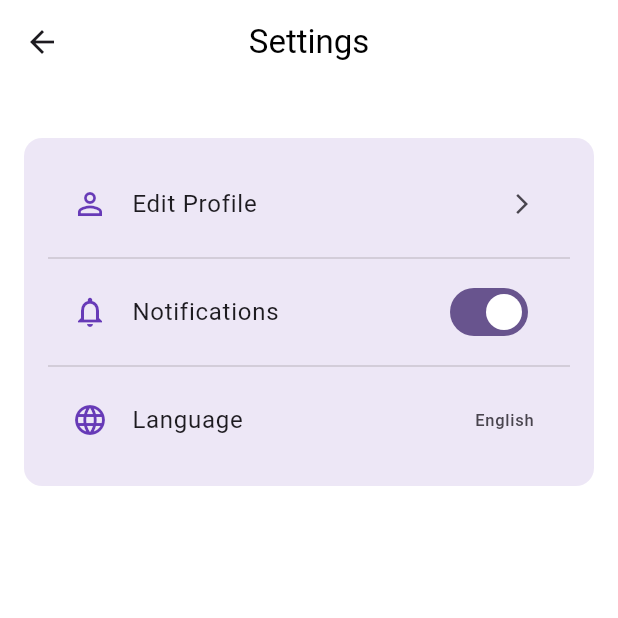
After one commit to Hasnainhai/Help_Hive, a Flutter app: the SettingsScreen screen opened directly, on a phone screen of 412 x 824 dp, the top half of it. The commit adds this screen. Run offline on Flutter 3.47's test engine with Material 3 defaults, Android fonts, the phone set to English and light mode, and no system bars; our stand-ins replace cloud_firestore, file_picker, firebase_auth, firebase_core, firebase_storage, get and 6 more; accounts and stored records are empty.

Commit message:
working on settings screen

```diff
--- a/lib/main.dart
+++ b/lib/main.dart
@@ -28,6 +28,7 @@ class MyApp extends StatelessWidget {
       title: appName,
       theme: ThemeData(
         colorScheme: ColorScheme.fromSeed(seedColor: Colors.deepPurple),
+        scaffoldBackgroundColor: Colors.white,
       ),
       initialRoute: AppRoutes.splashScreen,
       getPages: AppRoutes.pages,
--- a/lib/screen/home/home_screen.dart
+++ b/lib/screen/home/home_screen.dart
@@ -9,6 +9,7 @@ import 'package:helpers_hive/utils/colors.dart';
 
 import '../../utils/widgets/next_button.dart';
 import '../auth/signin_screen.dart';
+import '../menuscreens/settings_screen.dart';
 import '../menuscreens/support_chat/support_chat_screen.dart';
 
 class HomeScreen extends StatelessWidget {
@@ -29,7 +30,6 @@ class HomeScreen extends StatelessWidget {
               {'icon': Icons.settings, 'title': 'Settings'},
               {'icon': Icons.unsubscribe, 'title': 'Subscriptions'},
               {'icon': Icons.notifications, 'title': 'Notifications'},
-              {'icon': Icons.help_center, 'title': 'Help Center'},
               {'icon': Icons.logout, 'title': 'Log-Out'},
             ]
             : [
@@ -42,7 +42,6 @@ class HomeScreen extends StatelessWidget {
               {'icon': Icons.notifications, 'title': 'Notifications'},
               {'icon': Icons.chat, 'title': 'Chat for Help'},
               {'icon': Icons.settings, 'title': 'Settings'},
-              {'icon': Icons.help_center, 'title': 'Help Center'},
               {'icon': Icons.logout, 'title': 'Log-Out'},
             ];
     return Scaffold(
@@ -87,6 +86,9 @@ class HomeScreen extends StatelessWidget {
                       break;
                     case 'Chat for Help':
                       Get.to(() => SupportChatScreen());
+                      break;
+                    case 'Settings':
+                      Get.to(() => SettingsScreen());
                       break;
 
                     case 'Log-Out':
--- /dev/null
+++ b/lib/screen/menuscreens/settings_screen.dart
@@ -0,0 +1,78 @@
+import 'package:flutter/material.dart';
+
+class SettingsScreen extends StatefulWidget {
+  const SettingsScreen({super.key});
+
+  @override
+  State<SettingsScreen> createState() => _SettingsScreenState();
+}
+
+class _SettingsScreenState extends State<SettingsScreen> {
+  bool isNotificationEnabled = true;
+
+  @override
+  Widget build(BuildContext context) {
+    return Scaffold(
+      appBar: AppBar(
+        title: const Text(
+          "Settings",
+          style: TextStyle(fontWeight: FontWeight.w400, color: Colors.black),
+        ),
+        centerTitle: true,
+        backgroundColor: Colors.white,
+        elevation: 0,
+      ),
+      body: ListView(
+        padding: const EdgeInsets.all(16),
+        children: [
+          const SizedBox(height: 20),
+          Container(
+            padding: const EdgeInsets.all(16),
+            decoration: BoxDecoration(
+              color: Colors.deepPurple.shade50,
+              borderRadius: BorderRadius.circular(12),
+            ),
+            child: Column(
+              children: [
+                ListTile(
+                  leading: const Icon(
+                    Icons.person_outline,
+                    color: Colors.deepPurple,
+                  ),
+                  title: const Text("Edit Profile"),
+                  trailing: const Icon(Icons.arrow_forward_ios, size: 16),
+                  onTap: () {
+                    // Navigate to profile screen
+                  },
+                ),
+                const Divider(),
+                SwitchListTile(
+                  value: isNotificationEnabled,
+                  onChanged: (value) {
+                    setState(() {
+                      isNotificationEnabled = value;
+                    });
+                  },
+                  title: const Text("Notifications"),
+                  secondary: const Icon(
+                    Icons.notifications_none,
+                    color: Colors.deepPurple,
+                  ),
+                ),
+                const Divider(),
+                ListTile(
+                  leading: const Icon(Icons.language, color: Colors.deepPurple),
+                  title: const Text("Language"),
+                  trailing: const Text("English"),
+                  onTap: () {
+                    // Language change logic
+                  },
+                ),
+              ],
+            ),
+          ),
+        ],
+      ),
+    );
+  }
+}
```
